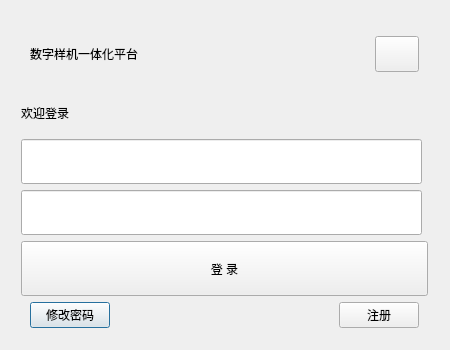
This is digitalIntegration/LoginDialog.ui in jiaqingguo/DI as Qt 5 draws it before an edit. The edited form follows.
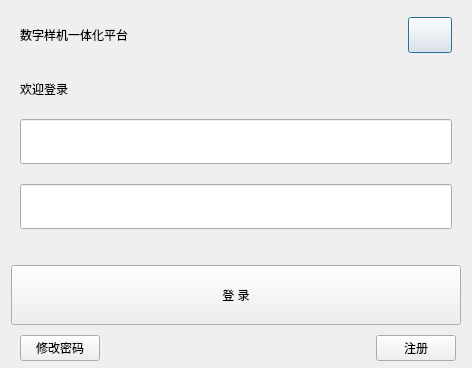
This is the edited form.

Commit message: 登录界面ui

What changed in the file:
```diff
--- a/digitalIntegration/LoginDialog.ui
+++ b/digitalIntegration/LoginDialog.ui
@@ -6,8 +6,8 @@
    <rect>
     <x>0</x>
     <y>0</y>
-    <width>450</width>
-    <height>350</height>
+    <width>472</width>
+    <height>368</height>
    </rect>
   </property>
   <property name="minimumSize">
@@ -19,96 +19,64 @@
   <property name="windowTitle">
    <string>数字样机一体化平台</string>
   </property>
-  <layout class="QGridLayout" name="gridLayout_2">
-   <property name="leftMargin">
-    <number>0</number>
-   </property>
-   <property name="topMargin">
-    <number>0</number>
-   </property>
-   <property name="rightMargin">
-    <number>0</number>
-   </property>
-   <property name="bottomMargin">
-    <number>0</number>
-   </property>
+  <layout class="QGridLayout" name="gridLayout">
    <item row="0" column="0">
     <widget class="QStackedWidget" name="stackedWidget">
      <property name="minimumSize">
       <size>
-       <width>425</width>
-       <height>325</height>
+       <width>450</width>
+       <height>350</height>
       </size>
      </property>
      <property name="maximumSize">
       <size>
-       <width>425</width>
-       <height>325</height>
+       <width>450</width>
+       <height>350</height>
       </size>
      </property>
      <property name="currentIndex">
       <number>0</number>
      </property>
      <widget class="QWidget" name="page">
-      <layout class="QGridLayout" name="gridLayout">
-       <item row="7" column="0" colspan="2">
-        <layout class="QHBoxLayout" name="horizontalLayout">
-         <property name="spacing">
-          <number>6</number>
-         </property>
+      <layout class="QGridLayout" name="gridLayout_2">
          <property name="leftMargin">
-          <number>9</number>
+        <number>0</number>
+       </property>
+       <property name="topMargin">
+        <number>0</number>
          </property>
          <property name="rightMargin">
-          <number>9</number>
-         </property>
-         <item>
-          <widget class="QPushButton" name="btnChangePassword">
-           <property name="text">
-            <string>修改密码</string>
-           </property>
-          </widget>
-         </item>
-         <item>
-          <spacer name="horizontalSpacer_4">
-           <property name="orientation">
-            <enum>Qt::Horizontal</enum>
-           </property>
-           <property name="sizeHint" stdset="0">
-            <size>
-             <width>40</width>
-             <height>20</height>
-            </size>
-           </property>
-          </spacer>
-         </item>
-         <item>
-          <widget class="QPushButton" name="btnRegister">
-           <property name="text">
-            <string>注册</string>
-           </property>
-          </widget>
-         </item>
-        </layout>
-       </item>
-       <item row="6" column="0" colspan="2">
-        <widget class="QPushButton" name="btnLogin">
-         <property name="minimumSize">
-          <size>
-           <width>0</width>
-           <height>55</height>
-          </size>
-         </property>
-         <property name="text">
-          <string>登 录</string>
-         </property>
-        </widget>
-       </item>
-       <item row="0" column="0" colspan="2">
+        <number>0</number>
+       </property>
+       <property name="bottomMargin">
+        <number>0</number>
+       </property>
+       <item row="0" column="0">
         <widget class="QWidget" name="widgetTitle" native="true">
+         <property name="minimumSize">
+          <size>
+           <width>0</width>
+           <height>55</height>
+          </size>
+         </property>
+         <property name="maximumSize">
+          <size>
+           <width>16777215</width>
+           <height>16777215</height>
+          </size>
+         </property>
          <layout class="QHBoxLayout" name="horizontalLayout_4">
+          <property name="topMargin">
+           <number>0</number>
+          </property>
           <item>
            <widget class="QLabel" name="LabelTitle">
+            <property name="maximumSize">
+             <size>
+              <width>16777215</width>
+              <height>16777215</height>
+             </size>
+            </property>
             <property name="text">
              <string>数字样机一体化平台</string>
             </property>
@@ -149,17 +117,24 @@
          </layout>
         </widget>
        </item>
-       <item row="3" column="0">
-        <widget class="QLineEdit" name="lePassword">
-         <property name="minimumSize">
-          <size>
-           <width>0</width>
-           <height>45</height>
-          </size>
+       <item row="1" column="0">
+        <layout class="QVBoxLayout" name="verticalLayout_3">
+         <property name="spacing">
+          <number>20</number>
          </property>
-        </widget>
-       </item>
-       <item row="1" column="0" colspan="2">
+         <property name="leftMargin">
+          <number>9</number>
+         </property>
+         <property name="topMargin">
+          <number>5</number>
+         </property>
+         <property name="rightMargin">
+          <number>9</number>
+         </property>
+         <property name="bottomMargin">
+          <number>10</number>
+         </property>
+         <item>
         <layout class="QHBoxLayout" name="horizontalLayout_3">
          <property name="leftMargin">
           <number>0</number>
@@ -192,7 +167,7 @@
          </item>
         </layout>
        </item>
-       <item row="2" column="0">
+         <item>
         <widget class="QLineEdit" name="leUser">
          <property name="minimumSize">
           <size>
@@ -201,6 +176,87 @@
           </size>
          </property>
         </widget>
+         </item>
+         <item>
+          <widget class="QLineEdit" name="lePassword">
+           <property name="minimumSize">
+            <size>
+             <width>0</width>
+             <height>45</height>
+            </size>
+           </property>
+          </widget>
+         </item>
+        </layout>
+       </item>
+       <item row="2" column="0">
+        <layout class="QVBoxLayout" name="verticalLayout_2">
+         <property name="spacing">
+          <number>10</number>
+         </property>
+         <property name="leftMargin">
+          <number>0</number>
+         </property>
+         <property name="topMargin">
+          <number>20</number>
+         </property>
+         <property name="rightMargin">
+          <number>0</number>
+         </property>
+         <item>
+          <widget class="QPushButton" name="btnLogin">
+           <property name="minimumSize">
+            <size>
+             <width>440</width>
+             <height>60</height>
+            </size>
+           </property>
+           <property name="text">
+            <string>登 录</string>
+           </property>
+          </widget>
+         </item>
+         <item>
+          <layout class="QHBoxLayout" name="horizontalLayout">
+           <property name="spacing">
+            <number>6</number>
+           </property>
+           <property name="leftMargin">
+            <number>9</number>
+           </property>
+           <property name="rightMargin">
+            <number>5</number>
+           </property>
+           <item>
+            <widget class="QPushButton" name="btnChangePassword">
+             <property name="text">
+              <string>修改密码</string>
+             </property>
+            </widget>
+           </item>
+           <item>
+            <spacer name="horizontalSpacer_4">
+             <property name="orientation">
+              <enum>Qt::Horizontal</enum>
+             </property>
+             <property name="sizeHint" stdset="0">
+              <size>
+               <width>40</width>
+               <height>20</height>
+              </size>
+             </property>
+            </spacer>
+           </item>
+           <item>
+            <widget class="QPushButton" name="btnRegister">
+             <property name="text">
+              <string>注册</string>
+             </property>
+            </widget>
+           </item>
+          </layout>
+         </item>
+        </layout>
        </item>
       </layout>
      </widget>
```
Lines whose indentation alone changed are shown as unchanged. The commit also changes 6 other files.
